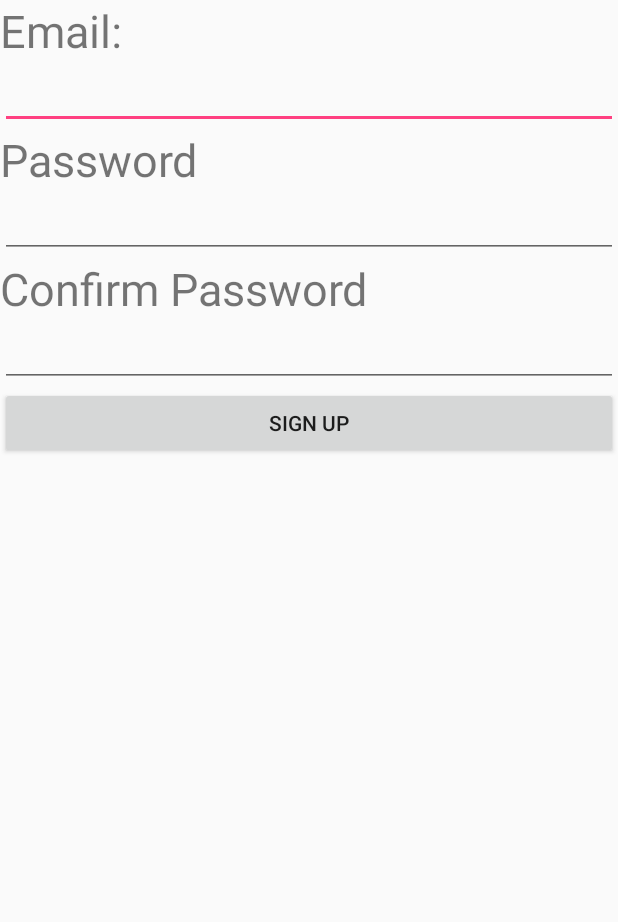
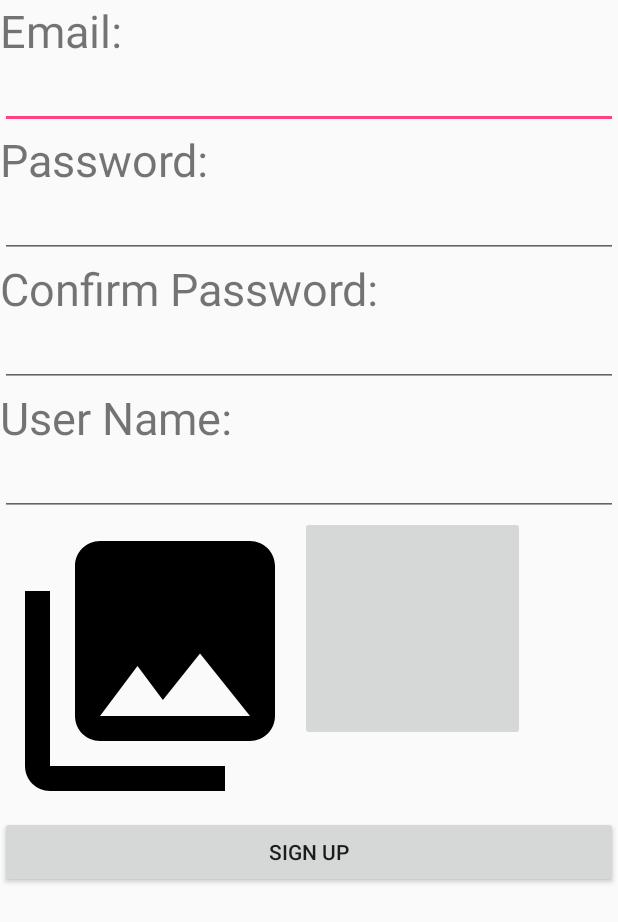
Before and after one commit to Ming4312/EventsHolding, an Android app: the screen it shows after launch (RegisterActivity), after a tap on "SIGN UP", on a phone screen of 412 x 824 dp. Shown: the top 922 px of the screen. Run offline under Robolectric (Android 15) with nearby library versions, the phone set to English and light mode, and no system bars; libraries missing offline, so code that uses them is left out: com.firebase.client, junit.framework.

Commit message:
using Cloud 9 mysql to save users account  (only for testing)

```diff
--- a/app/src/main/java/com/example/kailun/test/MainActivity.java
+++ b/app/src/main/java/com/example/kailun/test/MainActivity.java
@@ -59,10 +59,11 @@ public class MainActivity extends AppCompatActivity
 
         navigationView.setNavigationItemSelectedListener(this);
 
-        /*SharedPreferences preferences = getSharedPreferences(APP_STATUS,MODE_PRIVATE);
+        SharedPreferences preferences = getSharedPreferences(APP_STATUS,MODE_PRIVATE);
         SharedPreferences.Editor editor = preferences.edit();
         editor.remove("firstTime");
-        editor.commit();*/
+        editor.commit();
+
         firstRun();
     }
 
--- a/app/src/main/java/com/example/kailun/test/RegisterActivity.java
+++ b/app/src/main/java/com/example/kailun/test/RegisterActivity.java
@@ -2,19 +2,34 @@ package com.example.kailun.test;
 
 import android.app.Activity;
 import android.content.Intent;
+import android.os.AsyncTask;
 import android.os.Bundle;
+import android.os.SystemClock;
 import android.view.View;
 import android.widget.Button;
 import android.widget.EditText;
 import android.widget.Toast;
 
+import java.io.BufferedInputStream;
+import java.io.BufferedReader;
+import java.io.BufferedWriter;
+import java.io.InputStream;
+import java.io.InputStreamReader;
+import java.io.OutputStream;
+import java.io.OutputStreamWriter;
+import java.net.HttpURLConnection;
+import java.net.URL;
+import java.net.URLEncoder;
+import java.util.concurrent.ExecutionException;
+
 /**
  * Created by kailun on 2016/9/3.
  */
 public class RegisterActivity extends Activity {
-    EditText email;
-    EditText password;
-    EditText cpassword;
+    static EditText edEmail;
+    static EditText edPassword;
+    static EditText edCpassword;
+    static EditText edUsername;
     Button btn_signUp;
     Intent intent;
     @Override
@@ -22,29 +37,42 @@ public class RegisterActivity extends Activity {
         super.onCreate(savedInstanceState);
         setContentView(R.layout.activity_register);
         intent = getIntent();
-        email = (EditText)findViewById(R.id.register_email);
-        password = (EditText)findViewById(R.id.register_password);
-        cpassword = (EditText)findViewById(R.id.register_con_password);
+        edEmail = (EditText)findViewById(R.id.register_email);
+        edPassword = (EditText)findViewById(R.id.register_password);
+        edCpassword = (EditText)findViewById(R.id.register_con_password);
+        edUsername = (EditText)findViewById(R.id.register_username);
         btn_signUp = (Button)findViewById(R.id.register_sign_up);
         btn_signUp.setOnClickListener(new View.OnClickListener() {
             @Override
             public void onClick(View v) {
-                signUp();
+                try {
+                    signUp();
+                }catch (Exception e){
+                    e.printStackTrace();
+                }
             }
         });
     }
 
-    public void signUp(){
-        String email = this.email.getText().toString();
-        String password = this.password.getText().toString();
-        String cpassword = this.cpassword.getText().toString();
+    public void signUp() throws ExecutionException, InterruptedException {
+        String email = this.edEmail.getText().toString();
+        String password = this.edPassword.getText().toString();
+        String cpassword = this.edCpassword.getText().toString();
+        String username = this.edUsername.getText().toString();
+        String register_url = " https://html-practicing-ming43121.c9users.io/Task1/php/createAccount.php";
         //compare password and confirm password
         if(!existingEmail()){
-            System.out.println("Enter");
+            //System.out.println("Enter");
             if(password.equals(cpassword)){
                 if(validPassword(password)) {
-                    setResult(RESULT_OK, intent);
-                    finish();
+
+                    String result =  new Connection().execute(email,password,username,register_url).get();
+                    if(result.equals("Account Created")) {
+                        setResult(RESULT_OK, intent);
+                        finish();
+                    }else{
+                        showToast(result);
+                    }
                 }else{
                     showToast("無效的密碼");
                 }
@@ -59,9 +87,9 @@ public class RegisterActivity extends Activity {
 
     }
     public boolean existingEmail(){
-
         return  false;
     }
+
     public void showToast(String message){
         Toast.makeText(this,message,Toast.LENGTH_LONG).show();
     }
@@ -74,4 +102,58 @@ public class RegisterActivity extends Activity {
 
         return isNotEmpty && isAtLeast8 && noConditions && hasUppercase;
     }
+    private class Connection extends AsyncTask<String,Void,String>{
+
+        @Override
+        protected String doInBackground(String... params) {
+            String email = params[0];
+            String password = params[1];
+            String username = params[2];
+            String register_url = params[3];
+            String result="";
+            try{
+                URL url = new URL(register_url);
+                HttpURLConnection urlConnection = (HttpURLConnection) url.openConnection();
+                urlConnection.setRequestMethod("POST");
+                urlConnection.setDoOutput(true);
+                urlConnection.setDoInput(true);
+
+                OutputStream outputStream = urlConnection.getOutputStream();
+                BufferedWriter bufferedWriter = new BufferedWriter(new OutputStreamWriter(outputStream));
+
+                String post_data = URLEncoder.encode("email","UTF-8")+"="+URLEncoder.encode(email,"UTF-8");
+                post_data += "&" + URLEncoder.encode("password","UTF-8") + "=" + URLEncoder.encode(password,"UTF-8");
+                post_data += "&" + URLEncoder.encode("username","UTF-8") + "=" + URLEncoder.encode(username,"UTF-8");
+                bufferedWriter.write(post_data);
+
+                bufferedWriter.flush();
+                bufferedWriter.close();
+                outputStream.close();
+
+                InputStream inputStream = urlConnection.getInputStream();
+                BufferedReader bufferedReader = new BufferedReader(new InputStreamReader(inputStream));
+                String line="";
+                while ((line=bufferedReader.readLine())!=null){
+                    result+=line;
+                }
+
+                urlConnection.disconnect();
+
+                return result;
+            }catch (Exception e){
+                e.printStackTrace();
+            }
+            return "error";
+        }
+
+        @Override
+        protected void onProgressUpdate(Void... values) {
+            showToast("Signing up");
+        }
+
+        @Override
+        protected void onPostExecute(String result) {
+            super.onPostExecute(result);
+        }
+    }
 }
--- a/app/src/main/res/layout/activity_register.xml
+++ b/app/src/main/res/layout/activity_register.xml
@@ -2,6 +2,14 @@
 <LinearLayout xmlns:android="http://schemas.android.com/apk/res/android"
     android:orientation="vertical" android:layout_width="match_parent"
     android:layout_height="match_parent">
+    <ScrollView
+        android:layout_width="match_parent"
+        android:layout_height="match_parent">
+        <LinearLayout
+            android:layout_width="match_parent"
+            android:layout_height="match_parent"
+            android:orientation="vertical">
+
             <TextView
                 android:layout_width="match_parent"
                 android:layout_height="wrap_content"
@@ -14,7 +22,7 @@
             <TextView
                 android:layout_width="match_parent"
                 android:layout_height="wrap_content"
-        android:text="Password"
+                android:text="Password:"
                 android:textSize="30dp"/>
             <EditText
                 android:id="@+id/register_password"
@@ -24,17 +32,43 @@
             <TextView
                 android:layout_width="match_parent"
                 android:layout_height="wrap_content"
-        android:text="Confirm Password"
+                android:text="Confirm Password:"
                 android:textSize="30dp"/>
             <EditText
                 android:id="@+id/register_con_password"
                 android:inputType="textPassword"
                 android:layout_width="match_parent"
                 android:layout_height="wrap_content"/>
+            <TextView
+                android:layout_width="match_parent"
+                android:layout_height="wrap_content"
+                android:text="User Name:"
+                android:textSize="30dp"/>
+            <EditText
+                android:id="@+id/register_username"
+                android:layout_width="match_parent"
+                android:layout_height="wrap_content"/>
+            <RelativeLayout
+                android:layout_width="match_parent"
+                android:layout_height="wrap_content">
+                <ImageView
+                    android:id="@+id/register_icon"
+                    android:scaleType="fitXY"
+                    android:layout_width="200dp"
+                    android:layout_height="200dp"
+                    android:src="@drawable/ic_menu_gallery"/>
+                <ImageButton
+                    android:layout_width="150dp"
+                    android:layout_height="150dp"
+                    android:layout_toRightOf="@+id/register_icon"/>
+            </RelativeLayout>
             <Button
                 android:id="@+id/register_sign_up"
                 android:layout_width="match_parent"
                 android:layout_height="wrap_content"
                 android:text="Sign Up"/>
+        </LinearLayout>
+    </ScrollView>
+
 
 </LinearLayout>
```
Also changed, not shown: 1 other file. Lines whose indentation alone changed are shown as unchanged.
